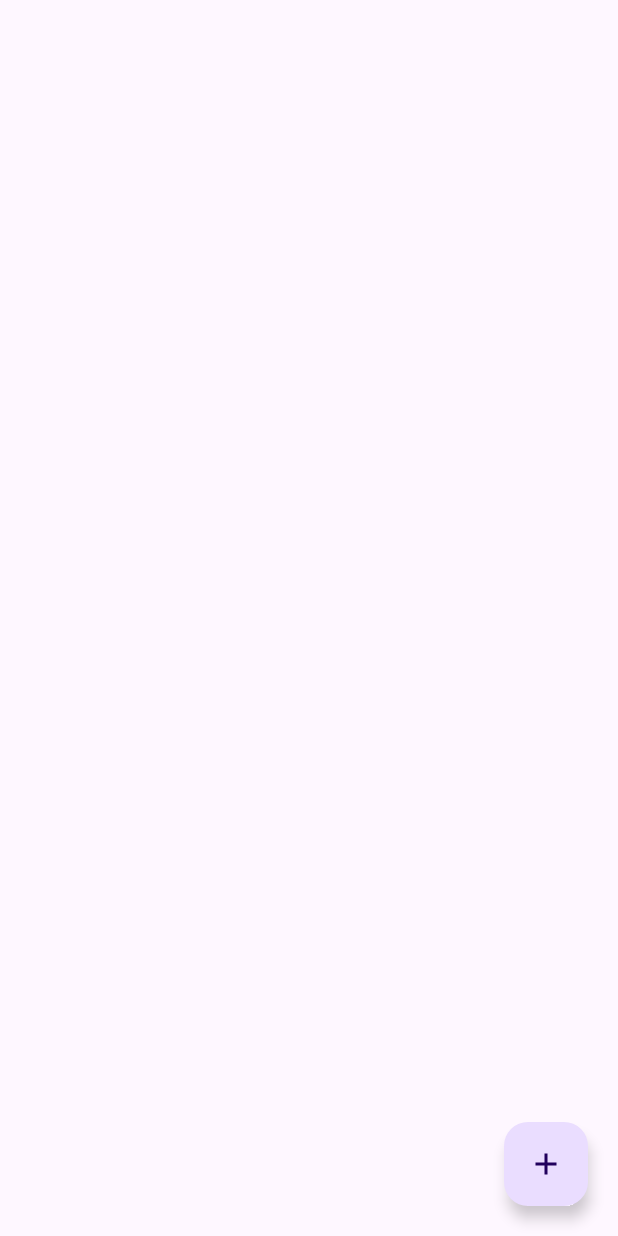
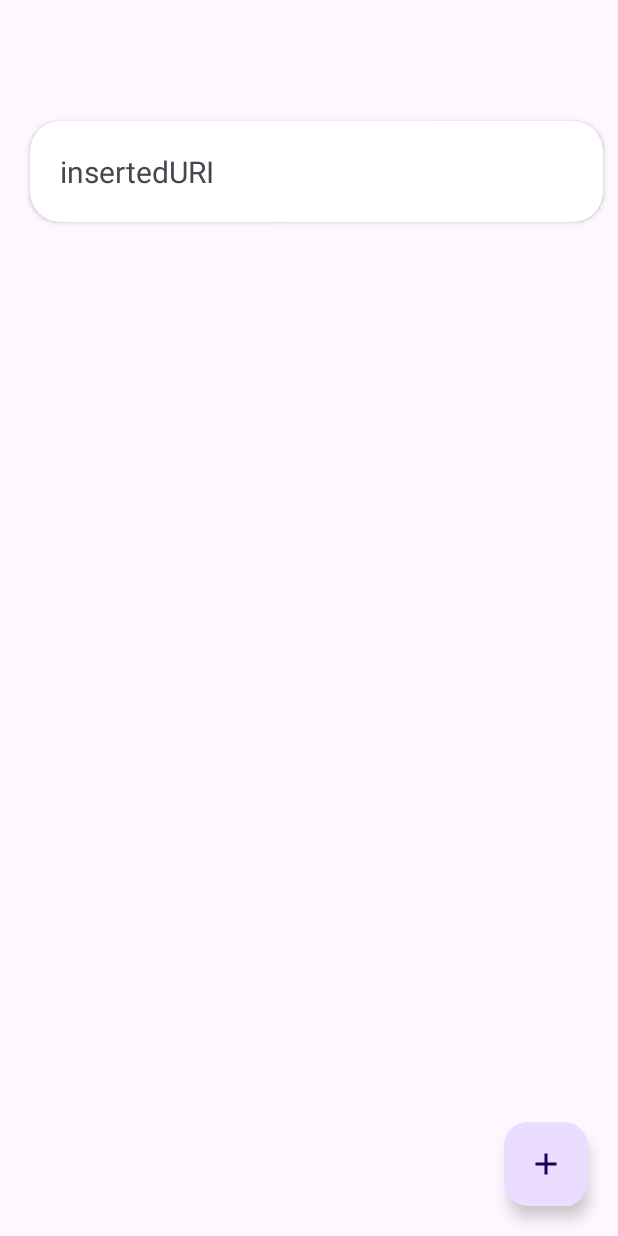
Before and after one commit to vegepuppy/Garnet, an Android app: the InfoItemDisplayActivity screen opened directly, with no data from a screen before it, after a tap on an icon or button, on a phone screen of 412 x 824 dp. Run offline under Robolectric (Android 15) with nearby library versions, the light colour scheme and no system bars; 4 statements that could not run were skipped.

Commit message:
数据库修改测试

```diff
--- a/app/src/main/java/com/example/garnet/InfoItemDisplayActivity.java
+++ b/app/src/main/java/com/example/garnet/InfoItemDisplayActivity.java
@@ -22,6 +22,7 @@ public class InfoItemDisplayActivity extends AppCompatActivity {
     public static final String INFO_GROUP_NAME = "InfoGroupName";
     private List<InfoItem> mainList;
     private MyAdapter myAdapter;
+    private String infoGroupName;
 
     @Override
     protected void onCreate(Bundle savedInstanceState) {
@@ -29,7 +30,7 @@ public class InfoItemDisplayActivity extends AppCompatActivity {
         setContentView(R.layout.activity_info_item_display);
 
         Intent intent = getIntent();
-        String infoGroupName = intent.getStringExtra(INFO_GROUP_NAME);
+        this.infoGroupName = intent.getStringExtra(INFO_GROUP_NAME);
 
         FloatingActionButton fab = findViewById(R.id.add_info_item_fab);
         fab.setOnClickListener(new AddInfoItemFabOnClickListener());
@@ -50,6 +51,9 @@ public class InfoItemDisplayActivity extends AppCompatActivity {
         @Override
         public void onClick(View v) {
             Toast.makeText(InfoItemDisplayActivity.this, "fab Clicked", Toast.LENGTH_SHORT).show();
+            InfoItem infoItemAdded = DataBaseAction.Insert.insertInfo(new InfoItem("insertedURI",infoGroupName,InfoItem.LACK_ID));
+            mainList.add(infoItemAdded);
+            myAdapter.notifyItemInserted(mainList.size()-1);
         }
     }
 
```
